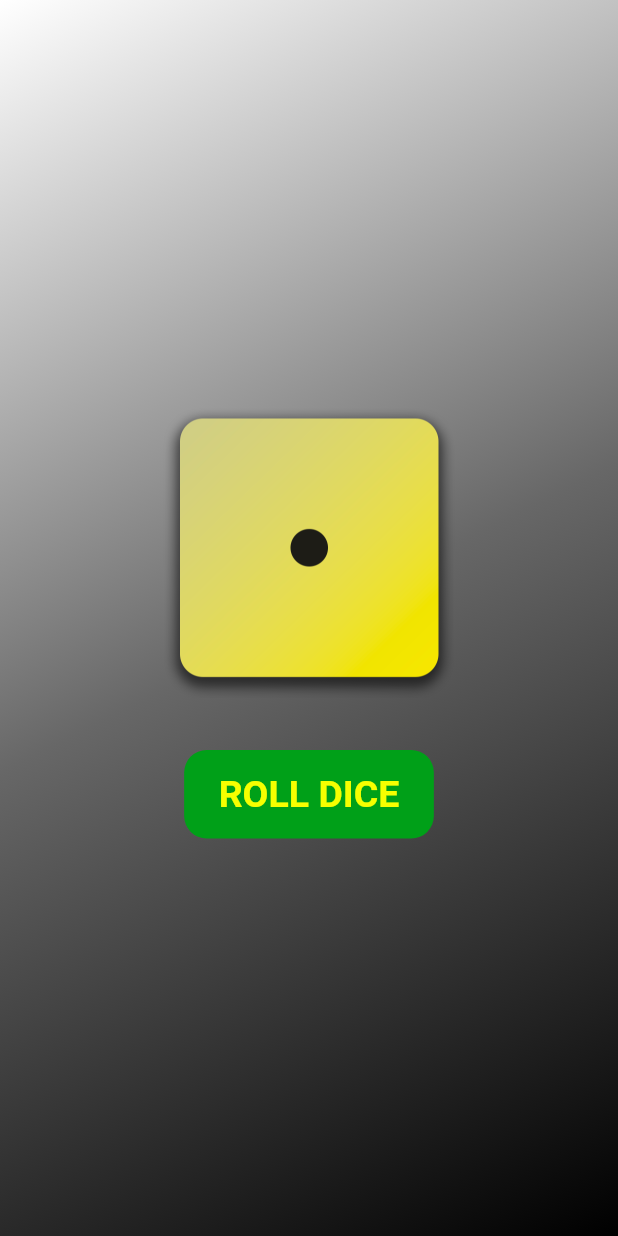
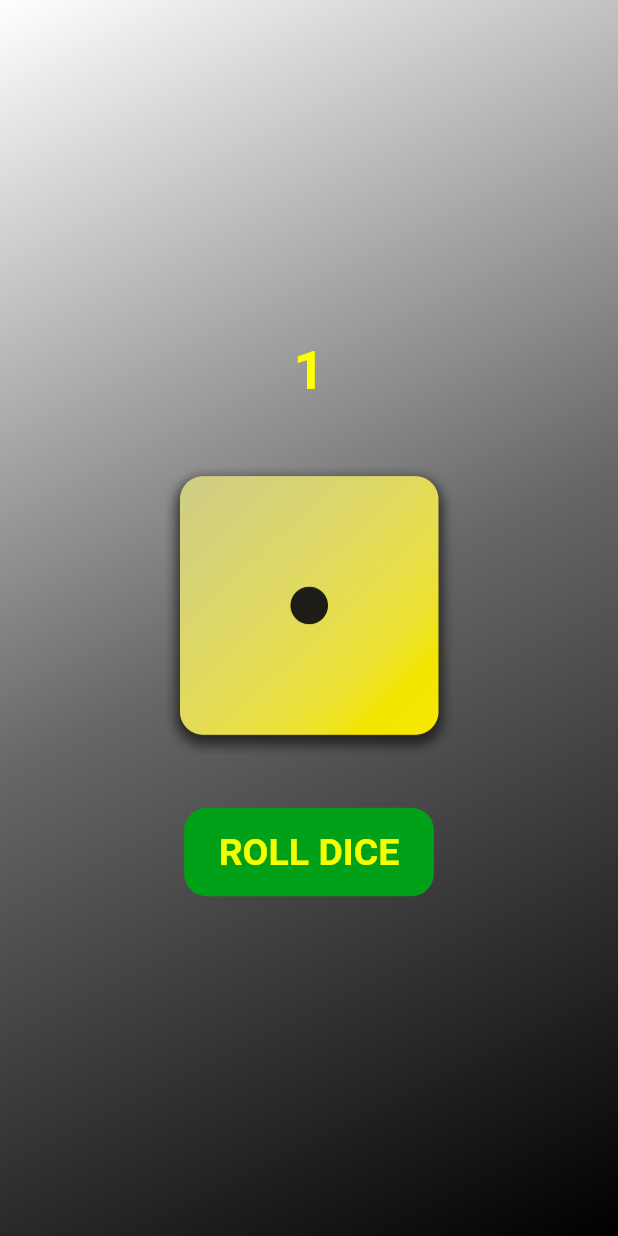
Before and after one commit to yashraj9922/roll_dice_app, a Flutter app: the screen it shows after launch, on a phone screen of 412 x 824 dp. Run offline on Flutter 3.47's test engine with Material 2 defaults, Android fonts, the phone set to English and light mode, and no system bars.

Commit message:
random Function added

```diff
--- a/lib/gradient_container.dart
+++ b/lib/gradient_container.dart
@@ -1,5 +1,5 @@
 import 'package:flutter/material.dart';
-import 'package:roll_dice_app/style_text.dart';
+import 'package:roll_dice_app/roll_dice.dart';
 
 const Alignment startAlignment = Alignment.topLeft;
 // final var startAlignment = Alignment.topLeft; --> (ref. lec 29)final keyword means this data containier never recieved an another value(reassigned) other than assigned value
@@ -16,10 +16,6 @@ class GradientContainer extends StatelessWidget {
 
   final List<Color> colors;
 
-  void rollDice() {
-    print("Rolling Dice");
-  }
-
   @override
   Widget build(context) {
     // (*before adding const keyword to var*)startAlignment = Alignment.bottomCenter; --> data/values in the variables can be overwritten hence remove const keyword*
@@ -33,38 +29,9 @@ class GradientContainer extends StatelessWidget {
           end: endAlignment,
         ),
       ),
-      child: /*const*/ Center(
+      child: /*const*/ const Center(
         // child: StyledText("...hello...world..."),
-        child: Column(
-          // mainAxisAlignment: MainAxisAlignment.center,
-          mainAxisSize: MainAxisSize.min,
-          children: [
-            Image.asset('dice-images/dice-1.png', width: 200, height: 200),
-            const SizedBox(height: 35),
-            TextButton(
-              onPressed: rollDice,
-              style: TextButton.styleFrom(
-                backgroundColor: const Color.fromARGB(255, 0, 160, 24),
-                padding: const EdgeInsets.symmetric(
-                  vertical: 15,
-                  horizontal: 23,
-                ),
-                shape: const RoundedRectangleBorder(
-                  borderRadius: BorderRadius.all(Radius.circular(15)),
-                ),
-              ),
-              child: const Text(
-                "ROLL DICE",
-                style: TextStyle(
-                  color: Color.fromARGB(255, 246, 255, 0),
-                  fontSize: 25,
-                  fontWeight: FontWeight.bold,
-                  // fontStyle: FontStyle.italic,
-                ),
-              ),
-            )
-          ],
-        ),
+        child: RollDice(),
       ),
     );
   }
--- /dev/null
+++ b/lib/roll_dice.dart
@@ -0,0 +1,69 @@
+import 'package:flutter/material.dart';
+import 'dart:math';
+
+class RollDice extends StatefulWidget {
+  const RollDice({super.key});
+
+  @override
+  State<RollDice> createState() {
+    return _RollDiceState();
+  }
+}
+
+class _RollDiceState extends State<RollDice> {
+  var activeDiceImage = 'dice-images/dice-1.png';
+  var diceRoll = 1; // Declare diceRoll as a class member
+
+  void rollDice() {
+    diceRoll = Random().nextInt(6) + 1;
+    //setState function will help in reexceuting build method and update the image
+    setState(() {
+      //passing an annomnoyus function and inside that u should perform any update to class var to object variables which will be reflecting into UI
+      activeDiceImage = 'dice-images/dice-$diceRoll.png';
+    });
+  }
+
+  @override
+  Widget build(context) {
+    return Column(
+      // mainAxisAlignment: MainAxisAlignment.center,
+      mainAxisSize: MainAxisSize.min,
+      children: [
+        Text(
+          '$diceRoll',
+          style: const TextStyle(
+            color: Color.fromARGB(255, 255, 255, 0),
+            fontSize: 36,
+            fontStyle: FontStyle.normal,
+            fontWeight: FontWeight.bold,
+          ),
+        ),
+        const SizedBox(height: 35),
+        Image.asset(activeDiceImage, width: 200, height: 200),
+        const SizedBox(height: 35),
+        TextButton(
+          onPressed: rollDice,
+          style: TextButton.styleFrom(
+            backgroundColor: const Color.fromARGB(255, 0, 160, 24),
+            padding: const EdgeInsets.symmetric(
+              vertical: 15,
+              horizontal: 23,
+            ),
+            shape: const RoundedRectangleBorder(
+              borderRadius: BorderRadius.all(Radius.circular(15)),
+            ),
+          ),
+          child: const Text(
+            "ROLL DICE",
+            style: TextStyle(
+              color: Color.fromARGB(255, 246, 255, 0),
+              fontSize: 25,
+              fontWeight: FontWeight.bold,
+              // fontStyle: FontStyle.italic,
+            ),
+          ),
+        )
+      ],
+    );
+  }
+}
```
